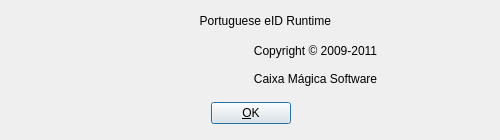
Qt form pteid-mw-pt/_src/eidmw/eidgui/dlgAbout.ui (amagovpt/autenticacao.gov) before a commit.
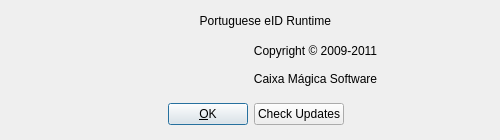
The same form after that commit. Icons and pictures are not drawn.

Commit message: Use the source file to declare the About UI instead of the header. Add Check Updates button.

Patch:
```diff
--- a/pteid-mw-pt/_src/eidmw/eidgui/dlgAbout.ui
+++ b/pteid-mw-pt/_src/eidmw/eidgui/dlgAbout.ui
@@ -50,7 +50,7 @@
      <x>0</x>
      <y>100</y>
      <width>483</width>
-     <height>27</height>
+     <height>29</height>
     </rect>
    </property>
    <layout class="QHBoxLayout">
@@ -74,6 +74,13 @@
       </property>
      </widget>
     </item>
+    <item>
+     <widget class="QPushButton" name="btnUpdates">
+      <property name="text">
+       <string>Check Updates</string>
+      </property>
+     </widget>
+    </item>
     <item>
      <spacer>
       <property name="orientation">
```
The commit also changes 2 other files.
